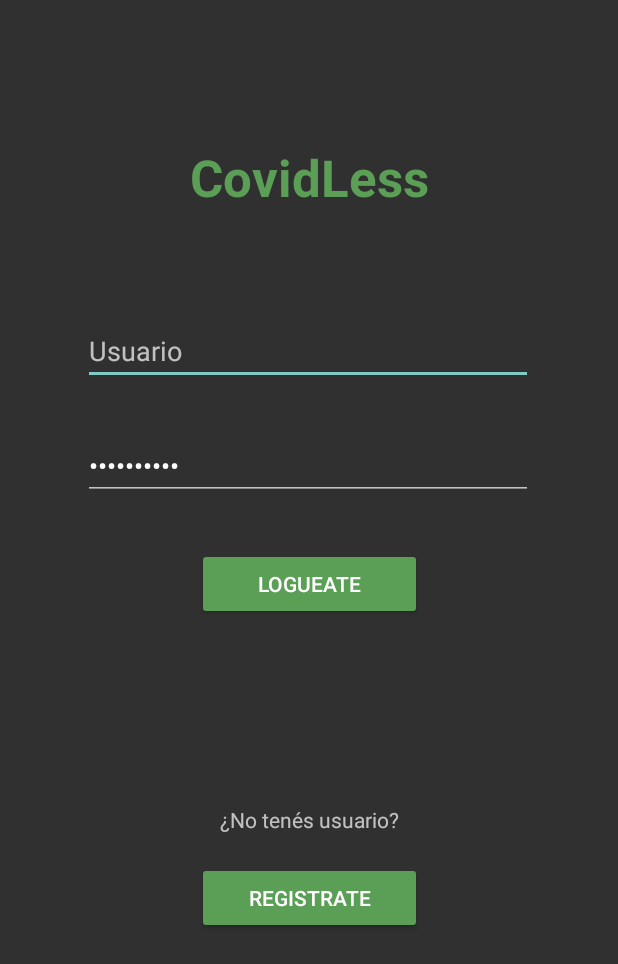
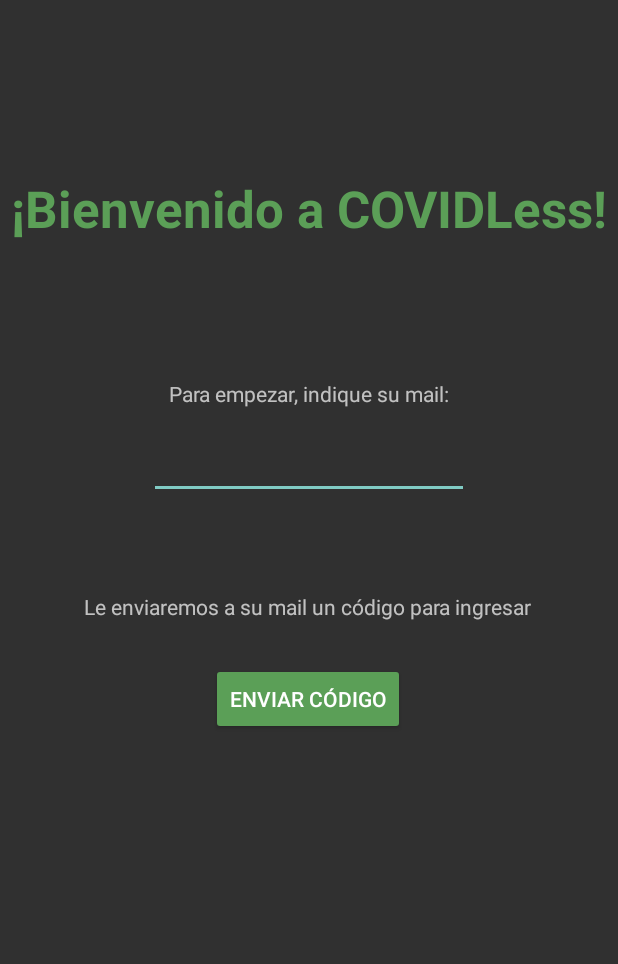
Before and after one commit to luchosic/SOA, an Android app: the screen it shows after launch (LoginActivity before the commit, MainActivity after it), on a phone screen of 412 x 824 dp. Shown: the top 964 px of the screen. Run offline under Robolectric (Android 15) with nearby library versions, the phone set to English and light mode, and no system bars.

Commit message:
add activity autenticacion (falta envio mail)

```diff
--- a/TP2-CODIGO/app/src/main/AndroidManifest.xml
+++ b/TP2-CODIGO/app/src/main/AndroidManifest.xml
@@ -13,13 +13,13 @@
         android:supportsRtl="true"
         android:theme="@style/Theme.AppCompat.NoActionBar">
         <activity
-            android:name=".MainActivity"
+            android:name=".LoginActivity"
             android:exported="false" />
         <activity
             android:name=".RegisterActivity"
             android:exported="false" />
         <activity
-            android:name=".LoginActivity"
+            android:name=".MainActivity"
             android:exported="true">
             <intent-filter>
                 <action android:name="android.intent.action.MAIN" />
--- a/TP2-CODIGO/app/src/main/java/com/example/tp2/LoginActivity.java
+++ b/TP2-CODIGO/app/src/main/java/com/example/tp2/LoginActivity.java
@@ -9,14 +9,12 @@ import android.widget.Button;
 
 public class LoginActivity extends AppCompatActivity {
 
-    Button registroBtn;
+    Button registroBtn = (Button)findViewById(R.id.registroButton);;
 
     @Override
     protected void onCreate(Bundle savedInstanceState) {
         super.onCreate(savedInstanceState);
         setContentView(R.layout.activity_login);
-
-        registroBtn = (Button)findViewById(R.id.registroButton);
 
         registroBtn.setOnClickListener(new View.OnClickListener() {
             @Override
--- a/TP2-CODIGO/app/src/main/res/layout/activity_autentication.xml
+++ b/TP2-CODIGO/app/src/main/res/layout/activity_autentication.xml
@@ -1,38 +1,78 @@
 <?xml version="1.0" encoding="utf-8"?>
 <androidx.constraintlayout.widget.ConstraintLayout xmlns:android="http://schemas.android.com/apk/res/android"
+    xmlns:app="http://schemas.android.com/apk/res-auto"
     xmlns:tools="http://schemas.android.com/tools"
     android:layout_width="match_parent"
     android:layout_height="match_parent">
+
+
+    <TextView
+        android:id="@+id/textView"
+        android:layout_width="wrap_content"
+        android:layout_height="wrap_content"
+        android:layout_marginTop="85dp"
+        android:layout_marginBottom="61dp"
+        android:text="@string/bienvenido"
+        android:textColor="#5B9F57"
+        android:textSize="34sp"
+        android:textStyle="bold"
+        android:textAlignment="center"
+        app:layout_constraintBottom_toTopOf="@+id/textView2"
+        app:layout_constraintEnd_toEndOf="parent"
+        app:layout_constraintStart_toStartOf="parent"
+        app:layout_constraintTop_toTopOf="parent" />
+
+    <TextView
+        android:id="@+id/textView2"
+        android:layout_width="wrap_content"
+        android:layout_height="wrap_content"
+        android:layout_marginBottom="521dp"
+        android:text="@string/indicar_mail_textview"
+        app:layout_constraintBottom_toBottomOf="parent"
+        app:layout_constraintEnd_toEndOf="parent"
+        app:layout_constraintStart_toStartOf="parent"
+        app:layout_constraintTop_toBottomOf="@+id/textView" />
+
+    <EditText
+        android:id="@+id/mailCodigo"
+        android:layout_width="wrap_content"
+        android:layout_height="wrap_content"
+        android:layout_marginTop="5dp"
+        android:layout_marginBottom="481dp"
+        android:ems="10"
+        android:inputType="textEmailAddress"
+        app:layout_constraintBottom_toBottomOf="parent"
+        app:layout_constraintEnd_toEndOf="parent"
+        app:layout_constraintStart_toStartOf="parent"
+        app:layout_constraintTop_toBottomOf="@+id/textView2"
+        tools:ignore="SpeakableTextPresentCheck" />
 
     <TextView
         android:id="@+id/textView6"
         android:layout_width="wrap_content"
         android:layout_height="wrap_content"
-        android:text="CovidLess"
-        tools:layout_editor_absoluteX="127dp"
-        tools:layout_editor_absoluteY="108dp" />
+        android:layout_marginTop="46dp"
+        android:layout_marginBottom="410dp"
+        android:text="@string/notificar_envio_mail_textview"
+        app:layout_constraintBottom_toBottomOf="parent"
+        app:layout_constraintEnd_toEndOf="parent"
+        app:layout_constraintHorizontal_bias="0.495"
+        app:layout_constraintStart_toStartOf="parent"
+        app:layout_constraintTop_toBottomOf="@+id/mailCodigo"
+        app:layout_constraintVertical_bias="1.0" />
 
-    <TextView
-        android:id="@+id/textView7"
+    <Button
+        android:id="@+id/codigoButton"
         android:layout_width="wrap_content"
         android:layout_height="wrap_content"
-        android:text="Bienvenido a "
-        tools:layout_editor_absoluteX="36dp"
-        tools:layout_editor_absoluteY="108dp" />
-
-    <TextView
-        android:id="@+id/textView8"
-        android:layout_width="wrap_content"
-        android:layout_height="wrap_content"
-        android:text="Hola!"
-        tools:layout_editor_absoluteX="36dp"
-        tools:layout_editor_absoluteY="77dp" />
-
-    <TextView
-        android:id="@+id/textView9"
-        android:layout_width="wrap_content"
-        android:layout_height="wrap_content"
-        android:text="Antes de comenzar, indíquenos su correo electrónico"
-        tools:layout_editor_absoluteX="36dp"
-        tools:layout_editor_absoluteY="171dp" />
+        android:layout_marginTop="28dp"
+        android:layout_marginBottom="335dp"
+        android:text="@string/enviar_codigo_boton_text"
+        android:backgroundTint= "#5B9F57"
+        app:layout_constraintBottom_toBottomOf="parent"
+        app:layout_constraintEnd_toEndOf="parent"
+        app:layout_constraintHorizontal_bias="0.498"
+        app:layout_constraintStart_toStartOf="parent"
+        app:layout_constraintTop_toBottomOf="@+id/textView6"
+        app:layout_constraintVertical_bias="0.0" />
 </androidx.constraintlayout.widget.ConstraintLayout>
--- a/TP2-CODIGO/app/src/main/res/layout/activity_login.xml
+++ b/TP2-CODIGO/app/src/main/res/layout/activity_login.xml
@@ -11,10 +11,11 @@
         android:layout_height="wrap_content"
         android:layout_marginTop="30dp"
         android:layout_marginBottom="18dp"
+        android:autofillHints="Usuario"
         android:ems="10"
+        android:hint="Usuario"
         android:inputType="textPersonName"
-        android:autofillHints="Usuario"
-        android:hint="Usuario"
+        android:minHeight="48dp"
         app:layout_constraintBottom_toTopOf="@+id/editTextTextPassword"
         app:layout_constraintEnd_toEndOf="parent"
         app:layout_constraintHorizontal_bias="0.497"
@@ -27,11 +28,12 @@
         android:layout_height="wrap_content"
         android:layout_marginTop="3dp"
         android:layout_marginBottom="15dp"
+        android:autofillHints="Contraseña"
         android:ems="10"
+        android:hint="Contraseña"
         android:inputType="textPassword"
+        android:minHeight="48dp"
         android:text="Contraseña"
-        android:autofillHints="Contraseña"
-        android:hint="Contraseña"
         app:layout_constraintBottom_toTopOf="@+id/loginButton"
         app:layout_constraintEnd_toEndOf="parent"
         app:layout_constraintHorizontal_bias="0.497"
@@ -44,7 +46,7 @@
         android:layout_height="wrap_content"
         android:layout_marginTop="10dp"
         android:layout_marginBottom="8dp"
-        android:text="¿No tenés usuario?"
+        android:text="@string/sin_usuario_textview"
         app:layout_constraintBottom_toTopOf="@+id/registroButton"
         app:layout_constraintEnd_toEndOf="parent"
         app:layout_constraintStart_toStartOf="parent"
@@ -57,11 +59,13 @@
         android:layout_marginTop="6dp"
         android:layout_marginBottom="103dp"
         android:text="LOGUEATE"
+        android:textColor="#212121"
         app:backgroundTint="#5B9F57"
         app:layout_constraintBottom_toTopOf="@+id/textView4"
         app:layout_constraintEnd_toEndOf="parent"
         app:layout_constraintStart_toStartOf="parent"
-        app:layout_constraintTop_toBottomOf="@+id/editTextTextPassword" />
+        app:layout_constraintTop_toBottomOf="@+id/editTextTextPassword"
+        tools:ignore="TextContrastCheck,TextContrastCheck,TextContrastCheck" />
 
     <Button
         android:id="@+id/registroButton"
@@ -73,7 +77,8 @@
         app:layout_constraintBottom_toBottomOf="parent"
         app:layout_constraintEnd_toEndOf="parent"
         app:layout_constraintStart_toStartOf="parent"
-        app:layout_constraintTop_toBottomOf="@+id/textView4" />
+        app:layout_constraintTop_toBottomOf="@+id/textView4"
+        tools:ignore="TextContrastCheck" />
 
     <TextView
         android:id="@+id/textView5"
@@ -81,7 +86,7 @@
         android:layout_height="wrap_content"
         android:layout_marginTop="85dp"
         android:layout_marginBottom="30dp"
-        android:text="CovidLess"
+        android:text="@string/covidless_textview"
         android:textColor="#5B9F57"
         android:textSize="34sp"
         android:textStyle="bold"
--- a/TP2-CODIGO/app/src/main/res/values/strings.xml
+++ b/TP2-CODIGO/app/src/main/res/values/strings.xml
@@ -1,5 +1,12 @@
 <resources>
     <string name="app_name">TP2</string>
+    <string name="button">Button</string>
+    <string name="bienvenido">¡Bienvenido a COVIDLess!</string>
+    <string name="sin_usuario_textview">¿No tenés usuario?</string>
+    <string name="covidless_textview">COVIDLess</string>
+    <string name="indicar_mail_textview">Para empezar, indique su mail:</string>
+    <string name="notificar_envio_mail_textview">Le enviaremos a su mail un código para ingresar</string>
+    <string name="enviar_codigo_boton_text">Enviar código</string>
 
     <string-array name="comisiones">
         <item>Comisión</item>
```
Also changed, not shown: TP2-CODIGO/app/src/main/java/com/example/tp2/MainActivity.java (+27 -0 lines).
